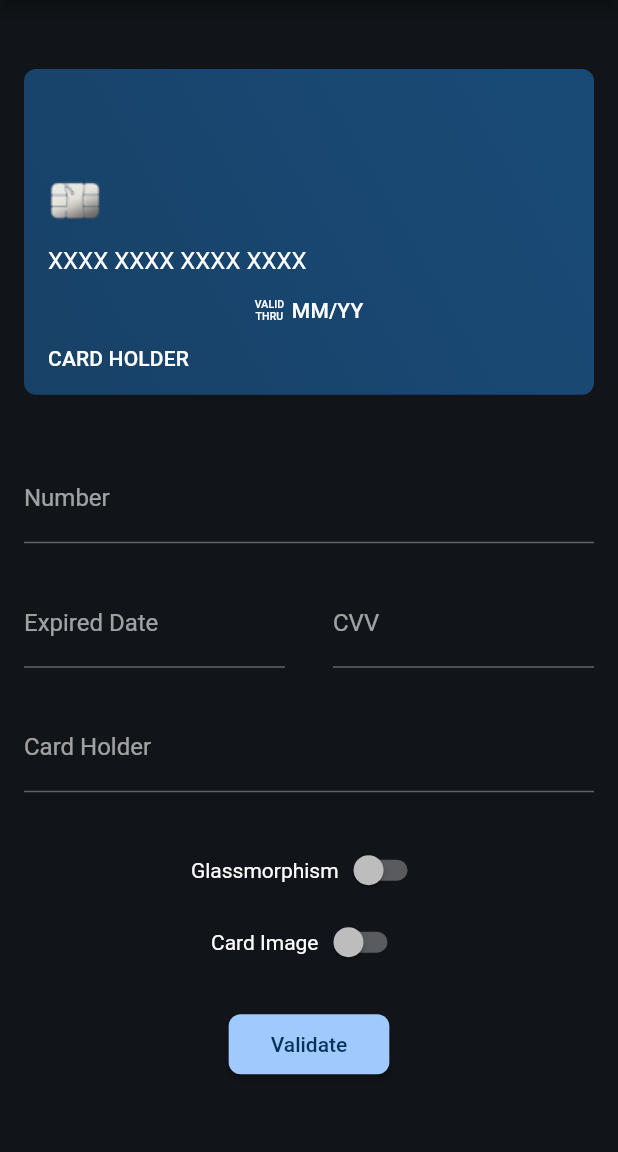
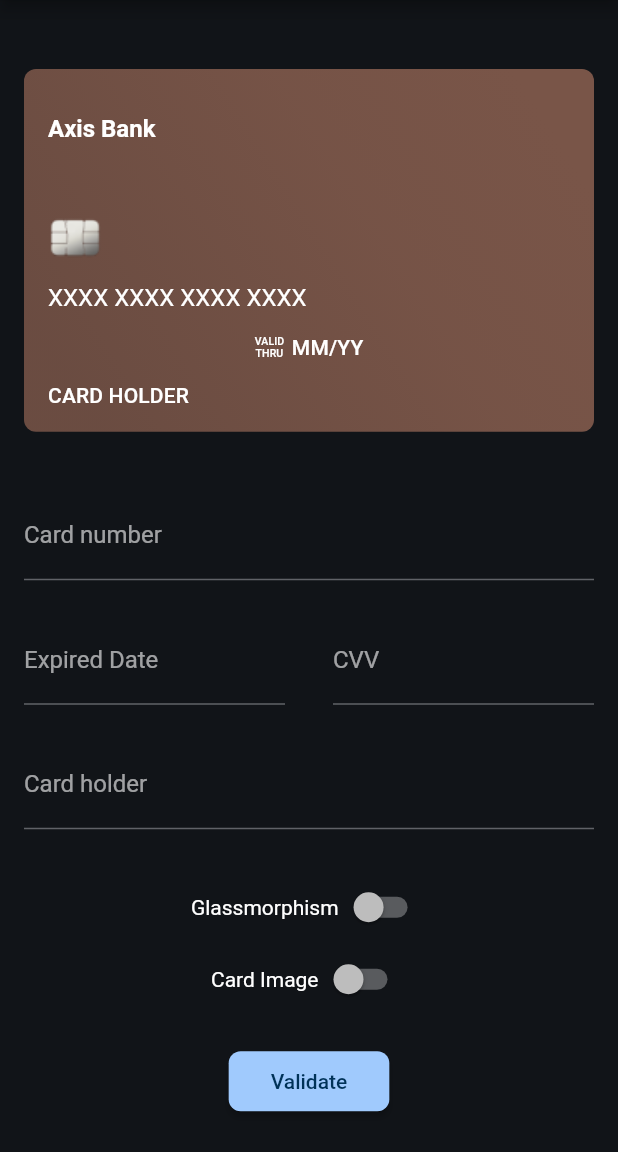
Before and after one commit to SimformSolutionsPvtLtd/flutter_credit_card, a Flutter app: the screen it shows after launch, on a phone screen of 412 x 824 dp, the part 84-1236 px from its top. Run offline on Flutter 3.47's test engine with Material 2 defaults, Android fonts, the phone set to English and light mode, and no system bars.

```diff
--- a/example/lib/main.dart
+++ b/example/lib/main.dart
@@ -53,17 +53,23 @@ class MySampleState extends State<MySample> {
                   expiryDate: expiryDate,
                   cardHolderName: cardHolderName,
                   cvvCode: cvvCode,
-                  // title: Text('Bank'),
+                  title: Text(
+                    'Axis Bank',
+                    style: Theme.of(context)
+                        .textTheme
+                        .titleMedium
+                        ?.copyWith(fontWeight: FontWeight.bold),
+                  ),
                   showBackView: isCvvFocused,
                   obscureCardNumber: true,
                   obscureCardCvv: true,
                   isHolderNameVisible: true,
-                  // backgroundColor: Colors.brown,
+                  backgroundColor: Colors.brown,
                   backgroundImage:
                       useBackgroundImage ? 'assets/card_bg.png' : null,
-                  // foregroundColor: (useGlassMorphism && !useBackgroundImage)
-                  //     ? Theme.of(context).colorScheme.onSurface
-                  //     : null,
+                  foregroundColor: (useGlassMorphism && !useBackgroundImage)
+                      ? Theme.of(context).colorScheme.onSurface
+                      : null,
                   isSwipeGestureEnabled: true,
                   onCreditCardWidgetChange:
                       (CreditCardBrand creditCardBrand) {},
@@ -92,21 +98,6 @@ class MySampleState extends State<MySample> {
                           isExpiryDateVisible: true,
                           cardHolderName: cardHolderName,
                           expiryDate: expiryDate,
-                          cardNumberDecoration: const InputDecoration(
-                            labelText: 'Number',
-                            hintText: 'XXXX XXXX XXXX XXXX',
-                          ),
-                          expiryDateDecoration: const InputDecoration(
-                            labelText: 'Expired Date',
-                            hintText: 'XX/XX',
-                          ),
-                          cvvCodeDecoration: const InputDecoration(
-                            labelText: 'CVV',
-                            hintText: 'XXX',
-                          ),
-                          cardHolderDecoration: const InputDecoration(
-                            labelText: 'Card Holder',
-                          ),
                           onCreditCardModelChange: onCreditCardModelChange,
                         ),
                         const SizedBox(
--- a/lib/constants.dart
+++ b/lib/constants.dart
@@ -1,6 +1,6 @@
 class Constants {
   static const double webBreakPoint = 800;
-  static const double creditCardAspectRatio = 0.5714;
+  static const double creditCardAspectRatio = 1.5714;
   // static const double creditCardAspectRatio = 0.6306; // 53.98 mm / 85.60 mm
   static const double creditCardPadding = 16;
 }
--- a/lib/credit_card_background.dart
+++ b/lib/credit_card_background.dart
@@ -12,10 +12,7 @@ class CardBackground extends StatelessWidget {
     this.backgroundImage,
     this.backgroundNetworkImage,
     required this.child,
-    this.width,
-    this.height,
     this.glassmorphismConfig,
-    required this.padding,
   })  : assert(
             (backgroundImage == null && backgroundNetworkImage == null) ||
                 (backgroundImage == null && backgroundNetworkImage != null) ||
@@ -28,9 +25,6 @@ class CardBackground extends StatelessWidget {
   final Widget child;
   final Gradient backgroundGradientColor;
   final Glassmorphism? glassmorphismConfig;
-  final double? width;
-  final double? height;
-  final double padding;
 
   @override
   Widget build(BuildContext context) {
@@ -45,7 +39,6 @@ class CardBackground extends StatelessWidget {
         alignment: Alignment.center,
         children: <Widget>[
           Container(
-            margin: EdgeInsets.all(padding),
             decoration: BoxDecoration(
               borderRadius: BorderRadius.circular(8),
               gradient: glassmorphismConfig != null
@@ -68,12 +61,6 @@ class CardBackground extends StatelessWidget {
                         )
                       : null,
             ),
-            width: width ?? screenWidth,
-            height: height ??
-                (orientation == Orientation.portrait
-                    ? (((width ?? screenWidth) - (padding * 2)) *
-                        Constants.creditCardAspectRatio)
-                    : screenHeight / 2),
             child: ClipRRect(
               clipBehavior: Clip.hardEdge,
               borderRadius: BorderRadius.circular(8),
@@ -90,17 +77,7 @@ class CardBackground extends StatelessWidget {
               ),
             ),
           ),
-          if (glassmorphismConfig != null)
-            Padding(
-              padding: const EdgeInsets.all(16),
-              child: _GlassmorphicBorder(
-                width: width ?? screenWidth,
-                height: height ??
-                    (orientation == Orientation.portrait
-                        ? ((screenWidth - 32) * 0.5714)
-                        : screenHeight / 2),
-              ),
-            ),
+          if (glassmorphismConfig != null) _GlassmorphicBorder(),
         ],
       );
     });
@@ -108,13 +85,9 @@ class CardBackground extends StatelessWidget {
 }
 
 class _GlassmorphicBorder extends StatelessWidget {
-  _GlassmorphicBorder({
-    required this.height,
-    required this.width,
-  }) : _painter = _GradientPainter(strokeWidth: 2, radius: 10);
+  _GlassmorphicBorder()
+      : _painter = _GradientPainter(strokeWidth: 2, radius: 10);
   final _GradientPainter _painter;
-  final double width;
-  final double height;
 
   @override
   Widget build(BuildContext context) {
@@ -125,8 +98,6 @@ class _GlassmorphicBorder extends StatelessWidget {
         decoration: const BoxDecoration(
           borderRadius: BorderRadius.all(Radius.circular(10)),
         ),
-        width: width,
-        height: height,
       ),
     );
   }
--- a/lib/credit_card_widget.dart
+++ b/lib/credit_card_widget.dart
@@ -170,7 +170,11 @@ class _CreditCardWidgetState extends State<CreditCardWidget>
         : detectCCType(widget.cardNumber);
     widget.onCreditCardWidgetChange(CreditCardBrand(cardType));
 
-    return Stack(
+    return Padding(
+      padding: const EdgeInsets.all(Constants.creditCardPadding),
+      child: AspectRatio(
+        aspectRatio: Constants.creditCardAspectRatio,
+        child: Stack(
           children: <Widget>[
             _cardGesture(
               child: AnimationCard(
@@ -185,6 +189,8 @@ class _CreditCardWidgetState extends State<CreditCardWidget>
               ),
             ),
           ],
+        ),
+      ),
     );
   }
 
@@ -274,9 +280,6 @@ class _CreditCardWidgetState extends State<CreditCardWidget>
       backgroundNetworkImage: widget.backgroundNetworkImage,
       backgroundGradientColor: backgroundGradientColor,
       glassmorphismConfig: widget.glassmorphismConfig,
-      height: widget.height,
-      width: widget.width,
-      padding: widget.padding,
       child: Padding(
         padding: const EdgeInsets.all(Constants.creditCardPadding),
         child: Column(
@@ -363,9 +366,6 @@ class _CreditCardWidgetState extends State<CreditCardWidget>
       backgroundNetworkImage: widget.backgroundNetworkImage,
       backgroundGradientColor: backgroundGradientColor,
       glassmorphismConfig: widget.glassmorphismConfig,
-      height: widget.height,
-      width: widget.width,
-      padding: widget.padding,
       child: Column(
         mainAxisAlignment: MainAxisAlignment.spaceAround,
         crossAxisAlignment: CrossAxisAlignment.start,
```
Also changed, not shown: icons/chip.png. Lines whose indentation alone changed are shown as unchanged.
